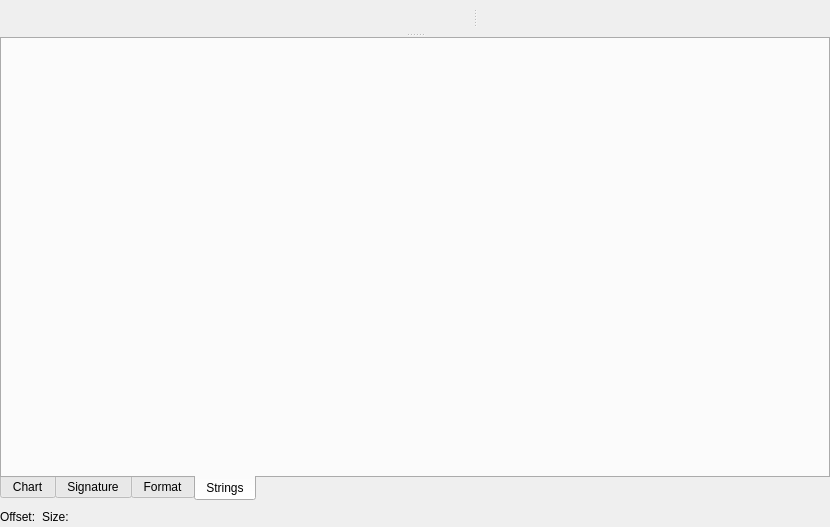
PREF/PREF, file views/hexview/hexeditviewpage/hexeditviewpage.ui: the form before one commit.
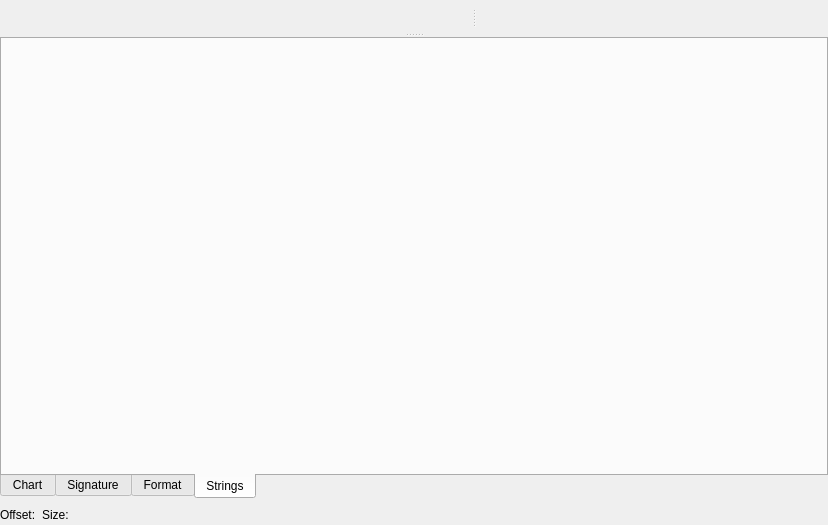
The form after the commit. The open tabs and pages were chosen to show the change. Custom widgets are drawn as their Qt base class.

Diff of the .ui file:
```diff
--- a/views/hexview/hexeditviewpage/hexeditviewpage.ui
+++ b/views/hexview/hexeditviewpage/hexeditviewpage.ui
@@ -6,8 +6,8 @@
    <rect>
     <x>0</x>
     <y>0</y>
-    <width>830</width>
-    <height>527</height>
+    <width>828</width>
+    <height>525</height>
    </rect>
   </property>
   <property name="windowTitle">
```
Left out of the diff: 2 changed lines with no effect on the pictures.
